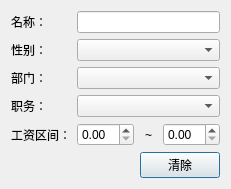
Before: the Qt Designer form CMS/GuidoCMS/form/searchdialog.ui in GuidoLuo0521/Projects, drawn with Qt 5.
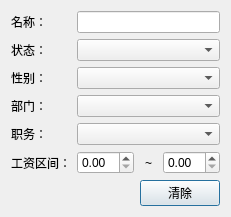
After: the same form once the commit is applied.

Commit message: 增加头像功能，增加状态搜索

Diff of the .ui file:
```diff
--- a/CMS/GuidoCMS/form/searchdialog.ui
+++ b/CMS/GuidoCMS/form/searchdialog.ui
@@ -7,7 +7,7 @@
     <x>0</x>
     <y>0</y>
     <width>227</width>
-    <height>179</height>
+    <height>205</height>
    </rect>
   </property>
   <property name="windowTitle">
@@ -16,30 +16,50 @@
   <layout class="QVBoxLayout" name="verticalLayout">
    <item>
     <layout class="QGridLayout" name="gridLayout">
-     <item row="4" column="0">
+     <item row="5" column="0">
       <widget class="QLabel" name="labelWageRange">
        <property name="text">
         <string>工资区间：</string>
        </property>
       </widget>
      </item>
-     <item row="4" column="3">
+     <item row="5" column="3">
       <widget class="QDoubleSpinBox" name="sbHigher"/>
      </item>
-     <item row="3" column="1" colspan="3">
+     <item row="1" column="0">
+      <widget class="QLabel" name="labelState">
+       <property name="text">
+        <string>状态：</string>
+       </property>
+      </widget>
+     </item>
+     <item row="4" column="1" colspan="3">
       <widget class="QComboBox" name="cbJob"/>
      </item>
-     <item row="5" column="2" colspan="2">
-      <widget class="QPushButton" name="btnClear">
+     <item row="4" column="0">
+      <widget class="QLabel" name="labelJob">
        <property name="text">
-        <string>清除</string>
+        <string>职务：</string>
        </property>
       </widget>
      </item>
-     <item row="4" column="1">
+     <item row="0" column="1" colspan="3">
+      <widget class="QLineEdit" name="leName"/>
+     </item>
+     <item row="3" column="0">
+      <widget class="QLabel" name="labelDepartment">
+       <property name="text">
+        <string>部门：</string>
+       </property>
+      </widget>
+     </item>
+     <item row="2" column="1" colspan="3">
+      <widget class="QComboBox" name="cbSex"/>
+     </item>
+     <item row="5" column="1">
       <widget class="QDoubleSpinBox" name="sbLower"/>
      </item>
-     <item row="4" column="2">
+     <item row="5" column="2">
       <widget class="QLabel" name="labelWageRangeTo">
        <property name="text">
         <string>~</string>
@@ -49,16 +69,13 @@
        </property>
       </widget>
      </item>
-     <item row="1" column="0">
-      <widget class="QLabel" name="labelSex">
+     <item row="6" column="2" colspan="2">
+      <widget class="QPushButton" name="btnClear">
        <property name="text">
-        <string>性别：</string>
+        <string>清除</string>
        </property>
       </widget>
      </item>
-     <item row="0" column="1" colspan="3">
-      <widget class="QLineEdit" name="leName"/>
-     </item>
      <item row="0" column="0">
       <widget class="QLabel" name="labelName">
        <property name="text">
@@ -66,25 +83,18 @@
        </property>
       </widget>
      </item>
-     <item row="2" column="0">
-      <widget class="QLabel" name="labelDepartment">
-       <property name="text">
-        <string>部门：</string>
-       </property>
-      </widget>
-     </item>
-     <item row="3" column="0">
-      <widget class="QLabel" name="labelJob">
-       <property name="text">
-        <string>职务：</string>
-       </property>
-      </widget>
-     </item>
-     <item row="2" column="1" colspan="3">
+     <item row="3" column="1" colspan="3">
       <widget class="QComboBox" name="cbDepartment"/>
      </item>
+     <item row="2" column="0">
+      <widget class="QLabel" name="labelSex">
+       <property name="text">
+        <string>性别：</string>
+       </property>
+      </widget>
+     </item>
      <item row="1" column="1" colspan="3">
-      <widget class="QComboBox" name="cbSex"/>
+      <widget class="QComboBox" name="cbState"/>
      </item>
     </layout>
    </item>
```
The commit also changes 16 other files.
